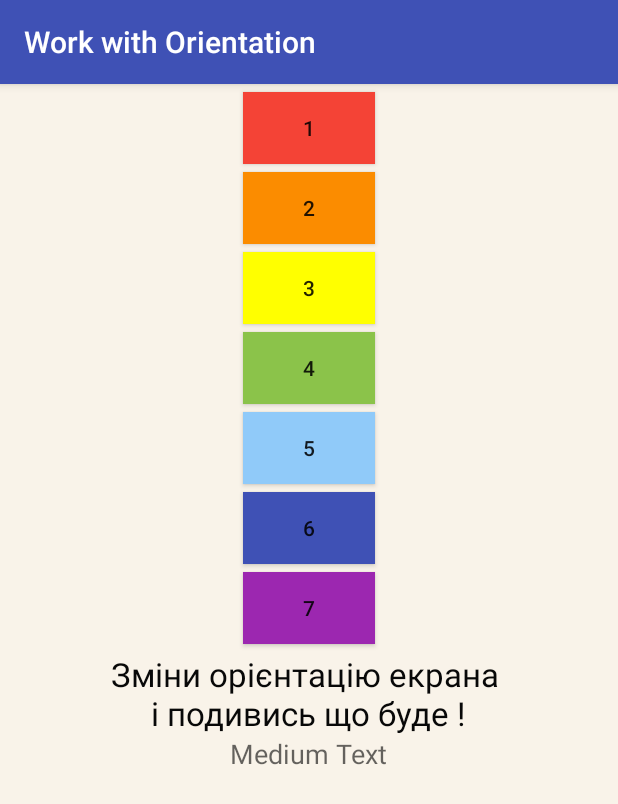
After one commit to SBlazhko/AliksanderKlimov_courses, an Android app: the Orientation screen opened directly, with no data from a screen before it, on a phone screen of 412 x 824 dp. The commit adds this screen. Shown: the top 804 px of the screen. Run offline under Robolectric (Android 15) with nearby library versions, the phone set to English and light mode, and no system bars.

Commit message:
+4-5 lesson

```diff
--- a/CatApp/app/src/main/AndroidManifest.xml
+++ b/CatApp/app/src/main/AndroidManifest.xml
@@ -8,7 +8,8 @@
         android:label="@string/app_name"
         android:supportsRtl="true"
         android:theme="@style/AppTheme" >
-        <activity android:name=".MainActivity" >
+        <activity android:name=".MainActivity"
+            android:screenOrientation="portrait">
             <intent-filter>
                 <action android:name="android.intent.action.MAIN" />
 
@@ -27,6 +28,11 @@
             android:label="@string/sherlock"></activity>
         <activity android:name=".Sherlock2"
             android:label="@string/who"></activity>
+        <activity android:name=".Orientation"
+            android:label="Work with Orientation"></activity>
+        <activity android:name=".Styles"
+            android:label="Work with Styles"
+            android:theme="@style/Theme.AppCompat.Light.Dialog"/>
     </application>
 
 </manifest>
--- a/CatApp/app/src/main/java/com/example/blazhkoserghii/catapp/MainActivity.java
+++ b/CatApp/app/src/main/java/com/example/blazhkoserghii/catapp/MainActivity.java
@@ -26,6 +26,12 @@ public class MainActivity extends AppCompatActivity  {
             case R.id.Hm3 :
                 startActivity(new Intent(this,Sherlock.class));
                 break;
+            case R.id.Hm4 :
+                startActivity(new Intent(this,Orientation.class));
+                break;
+            case R.id.Hm5 :
+                startActivity(new Intent(this, Styles.class));
+                break;
         }
     }
 }
--- /dev/null
+++ b/CatApp/app/src/main/java/com/example/blazhkoserghii/catapp/Orientation.java
@@ -0,0 +1,28 @@
+package com.example.blazhkoserghii.catapp;
+
+import android.content.pm.ActivityInfo;
+import android.os.Bundle;
+import android.support.v7.app.AppCompatActivity;
+import android.view.View;
+import android.widget.TextView;
+
+/**
+ * Created by BlazhkoS on 26.11.2015.
+ */
+public class Orientation extends AppCompatActivity {
+
+    TextView t_orient;
+    Boolean mState = false;
+    @Override
+    protected void onCreate(Bundle savedInstanceState) {
+        super.onCreate(savedInstanceState);
+        setContentView(R.layout.orientation);
+
+        t_orient = (TextView) findViewById(R.id.test_text);
+    }
+
+
+    public void onClick(View view) {
+            t_orient.setText("Landscape");
+    }
+}
--- /dev/null
+++ b/CatApp/app/src/main/java/com/example/blazhkoserghii/catapp/Styles.java
@@ -0,0 +1,19 @@
+package com.example.blazhkoserghii.catapp;
+
+import android.app.Activity;
+import android.os.Bundle;
+import android.support.v7.app.AppCompatActivity;
+
+
+/**
+ * Created by BlazhkoS on 26.11.2015.
+ */
+public class Styles extends AppCompatActivity {
+
+    @Override
+    protected void onCreate(Bundle savedInstanceState) {
+        super.onCreate(savedInstanceState);
+        setContentView(R.layout.about_styles);
+
+    }
+}
--- /dev/null
+++ b/CatApp/app/src/main/res/layout-land/orientation.xml
@@ -0,0 +1,101 @@
+<?xml version="1.0" encoding="utf-8"?>
+<LinearLayout xmlns:android="http://schemas.android.com/apk/res/android"
+    android:orientation="vertical" android:layout_width="match_parent"
+    android:layout_height="match_parent">
+    <LinearLayout
+        android:layout_width="match_parent"
+        android:layout_height="wrap_content"
+        android:orientation="vertical"
+        android:layout_gravity="center"
+        android:paddingLeft="20dp"
+        android:paddingRight="20dp">
+
+        <TextView
+            android:layout_width="wrap_content"
+            android:layout_height="wrap_content"
+            android:id="@+id/t_orient"
+            android:text="Тут може бути ваша реклама ..."
+            android:textColor="@color/violet"
+            android:textSize="20dp"
+            android:layout_gravity="center"
+            android:layout_margin="5dp"/>
+        <TableLayout
+            android:layout_width="wrap_content"
+            android:layout_height="wrap_content"
+            android:layout_gravity="center"
+            android:stretchColumns="*">
+
+            <TableRow>
+                <Button
+                    android:id="@+id/btn_1"
+                    android:layout_width="match_parent"
+                    android:layout_height="wrap_content"
+                    android:text="1"
+                    android:background="@color/red"
+                    android:layout_margin="5dp"
+                    android:onClick="onClick" />
+
+                <Button
+                    android:id="@+id/btn_2"
+                    android:layout_width="match_parent"
+                    android:layout_height="wrap_content"
+                    android:text="2"
+                    android:background="@color/orange"
+                    android:layout_margin="5dp"/>
+            </TableRow>
+            <TableRow>
+                <Button
+                    android:id="@+id/btn_3"
+                    android:layout_width="match_parent"
+                    android:layout_height="wrap_content"
+                    android:text="3"
+                    android:background="@color/yellow"
+                    android:layout_margin="5dp"/>
+
+                <Button
+                    android:id="@+id/btn_4"
+                    android:layout_width="match_parent"
+                    android:layout_height="wrap_content"
+                    android:text="4"
+                    android:background="@color/green"
+                    android:layout_margin="5dp"/>
+            </TableRow>
+            <TableRow>
+                <Button
+                    android:id="@+id/btn_5"
+                    android:layout_width="match_parent"
+                    android:layout_height="wrap_content"
+                    android:text="5"
+                    android:background="@color/blue"
+                    android:layout_margin="5dp"/>
+
+                <Button
+                    android:id="@+id/btn_6"
+                    android:layout_width="match_parent"
+                    android:layout_height="wrap_content"
+                    android:text="6"
+                    android:background="@color/indigo"
+                    android:layout_margin="5dp"/>
+            </TableRow>
+
+                <Button
+                    android:id="@+id/btn_7"
+                    android:layout_width="match_parent"
+                    android:layout_height="wrap_content"
+                    android:text="7"
+                    android:layout_gravity="center"
+                    android:background="@color/violet"/>
+
+        </TableLayout>
+
+    </LinearLayout>
+
+    <TextView
+        android:layout_width="wrap_content"
+        android:layout_height="wrap_content"
+        android:textAppearance="?android:attr/textAppearanceMedium"
+        android:text="Test"
+        android:id="@+id/test_text"
+        android:layout_gravity="center_horizontal" />
+
+</LinearLayout>
--- /dev/null
+++ b/CatApp/app/src/main/res/layout/about_styles.xml
@@ -0,0 +1,14 @@
+<?xml version="1.0" encoding="utf-8"?>
+<LinearLayout xmlns:android="http://schemas.android.com/apk/res/android"
+    android:orientation="vertical" android:layout_width="match_parent"
+    android:layout_height="match_parent">
+
+
+    <TextView
+        android:layout_width="wrap_content"
+        android:layout_height="wrap_content"
+        android:textAppearance="?android:attr/textAppearanceLarge"
+        android:text="\nСлава Україні !!! \n Героям Слава !!!"
+        android:id="@+id/t_about"
+        android:layout_gravity="center_horizontal" />
+</LinearLayout>
--- a/CatApp/app/src/main/res/layout/main_activity.xml
+++ b/CatApp/app/src/main/res/layout/main_activity.xml
@@ -32,4 +32,24 @@
         android:textAllCaps="false"
         android:onClick="onClick"/>
 
+    <Button
+        android:layout_width="wrap_content"
+        android:layout_height="wrap_content"
+        android:id="@+id/Hm4"
+        android:layout_gravity="center"
+        android:text="Orientation"
+        android:textAllCaps="false"
+        android:onClick="onClick"/>
+
+    <Button
+        android:layout_width="wrap_content"
+        android:layout_height="wrap_content"
+        android:id="@+id/Hm5"
+        android:layout_gravity="center"
+        android:text="Styles"
+        android:textAllCaps="false"
+        android:onClick="onClick"/>
+
+
+
 </LinearLayout>
--- /dev/null
+++ b/CatApp/app/src/main/res/layout/orientation.xml
@@ -0,0 +1,88 @@
+<?xml version="1.0" encoding="utf-8"?>
+<LinearLayout xmlns:android="http://schemas.android.com/apk/res/android"
+    android:orientation="vertical" android:layout_width="match_parent"
+    android:layout_height="match_parent"
+    android:background="@color/background">
+
+    <Button
+        android:layout_width="wrap_content"
+        android:layout_height="wrap_content"
+        android:text="1"
+        android:id="@+id/btn_1"
+        android:layout_gravity="center_horizontal"
+        android:background="@color/red"
+        android:layout_marginBottom="5dp"
+        android:layout_marginTop="5dp"
+        android:onClick="onClick"/>
+
+    <Button
+        android:layout_width="wrap_content"
+        android:layout_height="wrap_content"
+        android:text="2"
+        android:id="@+id/bnt_2"
+        android:background="@color/orange"
+        android:layout_gravity="center_horizontal"
+        android:layout_marginBottom="5dp" />
+
+    <Button
+        android:layout_width="wrap_content"
+        android:layout_height="wrap_content"
+        android:text="3"
+        android:background="@color/yellow"
+        android:id="@+id/btn_3"
+        android:layout_gravity="center_horizontal"
+        android:layout_marginBottom="5dp"/>
+
+    <Button
+        android:layout_width="wrap_content"
+        android:layout_height="wrap_content"
+        android:text="4"
+        android:id="@+id/btn_4"
+        android:background="@color/green"
+        android:layout_gravity="center_horizontal"
+        android:layout_marginBottom="5dp"/>
+
+    <Button
+        android:layout_width="wrap_content"
+        android:layout_height="wrap_content"
+        android:text="5"
+        android:background="@color/blue"
+        android:id="@+id/btn_5"
+        android:layout_gravity="center_horizontal"
+        android:layout_marginBottom="5dp"/>
+
+    <Button
+        android:layout_width="wrap_content"
+        android:layout_height="wrap_content"
+        android:text="6"
+        android:id="@+id/btn_6"
+        android:background="@color/indigo"
+        android:layout_gravity="center_horizontal"
+        android:layout_marginBottom="5dp"/>
+
+    <Button
+        android:layout_width="wrap_content"
+        android:layout_height="wrap_content"
+        android:text="7"
+        android:id="@+id/btn_7"
+        android:background="@color/violet"
+        android:layout_gravity="center_horizontal"
+        android:layout_marginBottom="5dp"/>
+
+    <TextView
+        android:layout_width="wrap_content"
+        android:layout_height="wrap_content"
+        android:textAppearance="?android:attr/textAppearanceLarge"
+        android:text="Зміни орієнтацію екрана \n     і подивись що буде !"
+        android:textColor="@color/black"
+        android:id="@+id/textView4"
+        android:layout_gravity="center_horizontal" />
+
+    <TextView
+        android:layout_width="wrap_content"
+        android:layout_height="wrap_content"
+        android:textAppearance="?android:attr/textAppearanceMedium"
+        android:text="Medium Text"
+        android:id="@+id/test_text"
+        android:layout_gravity="center_horizontal" />
+</LinearLayout>
```
